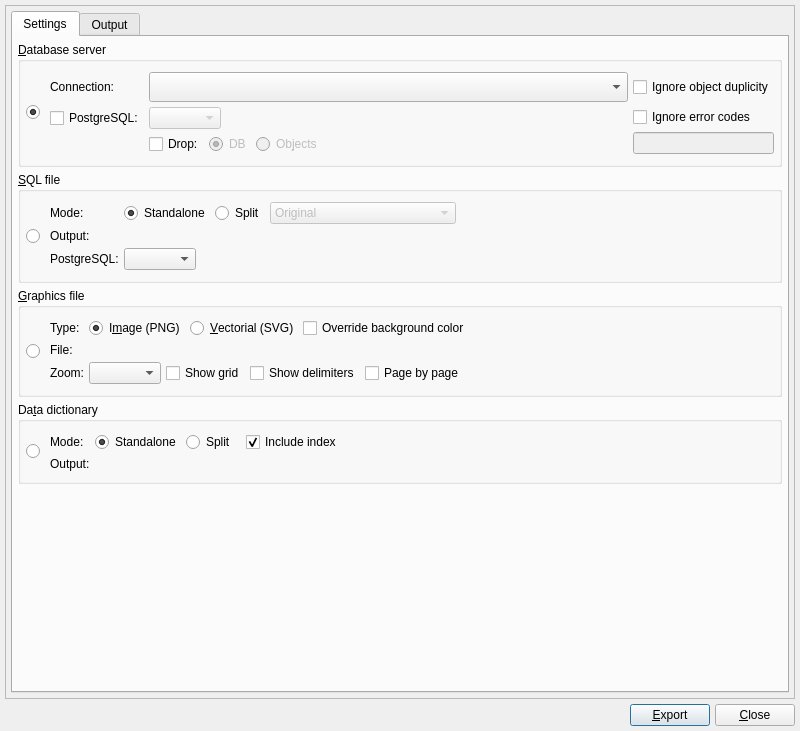
Above: libs/libgui/ui/tools/modelexportform.ui from pgmodeler/pgmodeler before the change. Below: the same form after it.
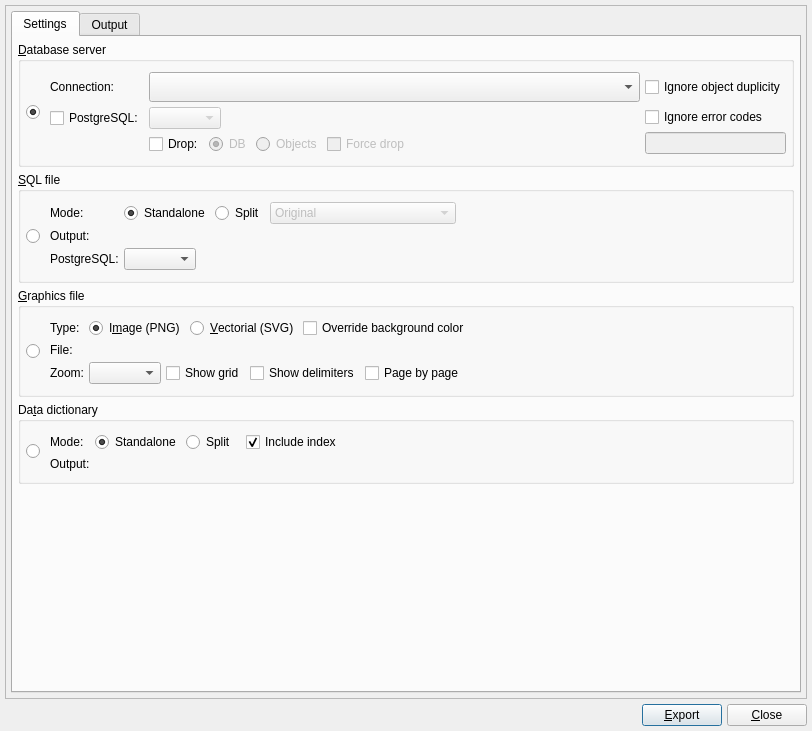
That is the form after the change. Icons and pictures are not drawn.

Commit message: Adding support for force database drop in ModelExportForm, ModelExportHelper, SQLToolWidget (WIP)(issue #1823)

Diff of the .ui file:
```diff
--- a/libs/libgui/ui/tools/modelexportform.ui
+++ b/libs/libgui/ui/tools/modelexportform.ui
@@ -9,7 +9,7 @@
    <rect>
     <x>0</x>
     <y>0</y>
-    <width>800</width>
+    <width>812</width>
     <height>731</height>
    </rect>
   </property>
@@ -334,6 +334,19 @@
                     </property>
                    </widget>
                   </item>
+                  <item>
+                   <widget class="QCheckBox" name="force_db_drop_chk">
+                    <property name="enabled">
+                     <bool>false</bool>
+                    </property>
+                    <property name="toolTip">
+                     <string>&lt;p&gt;If the current user has the proper permissions, terminates all existing connections to the target database before dropping it.&lt;/p&gt;</string>
+                    </property>
+                    <property name="text">
+                     <string>Force drop</string>
+                    </property>
+                   </widget>
+                  </item>
                   <item>
                    <spacer name="horizontalSpacer_4">
                     <property name="orientation">
```
The commit also changes 6 other files.
